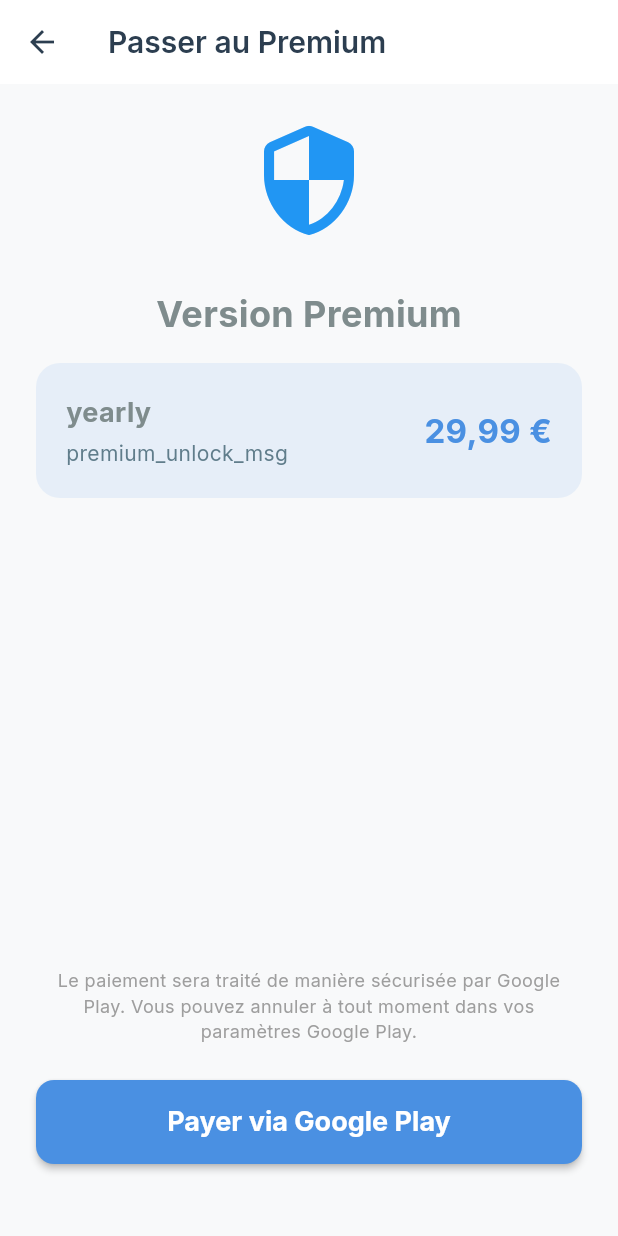
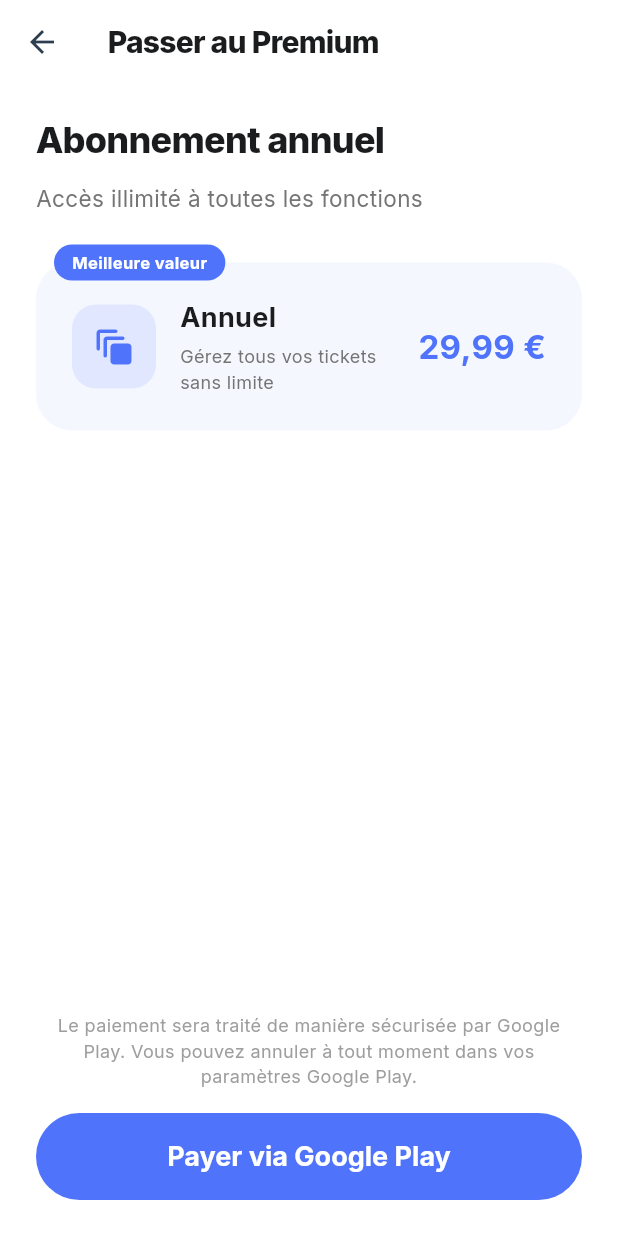
Before and after one commit to lahcendws/ticketScan, a Flutter app: the PremiumPage screen opened directly, after a tap on an icon or button, on a phone screen of 412 x 824 dp. Run offline on Flutter 3.47's test engine with Material 3 defaults, Android fonts, the phone set to English and light mode, and no system bars; our stand-ins replace camera, csv, firebase_core, flutter_dotenv, flutter_local_notifications, flutter_timezone and 11 more; accounts and stored records are empty.

Commit message:
update premium & payment page

```diff
--- a/lib/core/services/app_localizations.dart
+++ b/lib/core/services/app_localizations.dart
@@ -59,6 +59,13 @@
     'premium_yearly_detail': 'Abonnement annuel',
     'premium_monthly_detail': 'Abonnement mensuel',
     'manage_unlimited': 'Gérez tous vos tickets sans limite',
+    'yearly': 'Annuel',
+    'monthly': 'Mensuel',
+    'premium_unlock_msg': 'Accès illimité à toutes les fonctions',
+    'payment_secure_note': 'Le paiement sera traité de manière sécurisée par Google Play. Vous pouvez annuler à tout moment dans vos paramètres Google Play.',
+    'pay_google_play': 'Payer via Google Play',
+    'premium_activated': 'Félicitations ! Vous êtes maintenant Premium 🚀',
+    'play_play_unavailable': 'Le service Google Play n\'est pas disponible pour le moment.',
     'live_env': 'Environnement en direct',
     'premium_banner_msg': 'Passez à la version Premium',
     'contact_support': 'Contacter le support',
@@ -145,6 +152,13 @@
     'premium_yearly_detail': 'Yearly subscription',
     'premium_monthly_detail': 'Monthly subscription',
     'manage_unlimited': 'Manage all your tickets without limit',
+    'yearly': 'Yearly',
+    'monthly': 'Monthly',
+    'premium_unlock_msg': 'Unlimited access to all features',
+    'payment_secure_note': 'Payment is securely processed by Google Play. You can cancel anytime in your Google Play settings.',
+    'pay_google_play': 'Pay with Google Play',
+    'premium_activated': 'Congratulations! You are now Premium 🚀',
+    'play_play_unavailable': 'Google Play service is not available right now.',
     'live_env': 'Live environment',
     'premium_banner_msg': 'Upgrade to Premium version',
     'contact_support': 'Contact Support',
--- a/lib/presentation/pages/payment_page.dart
+++ b/lib/presentation/pages/payment_page.dart
@@ -14,6 +14,10 @@
 }
 
 class _PaymentPageState extends State<PaymentPage> {
+  static const Color _primaryColor = Color(0xFF4F73FB);
+  static const Color _darkTextColor = Color(0xFF1A1C1E);
+  static const Color _lightBlue = Color(0xFFF5F7FF);
+
   bool _isProcessing = false;
 
   @override
@@ -31,14 +35,16 @@
     super.dispose();
   }
 
+  bool get _isYearly => widget.plan == 'yearly';
+
   void _onSubscriptionChanged() {
     final subService = Provider.of<SubscriptionService>(context, listen: false);
     if (subService.isPremium && mounted) {
       // Si l'utilisateur est passé Premium, on ferme tout et on retourne à l'accueil
       Navigator.of(context).popUntil((route) => route.isFirst);
       ScaffoldMessenger.of(context).showSnackBar(
-        const SnackBar(
-          content: Text('Félicitations ! Vous êtes maintenant Premium 🚀'),
+        SnackBar(
+          content: Text(AppLocalizations.of(context)?.get('premium_activated') ?? 'Félicitations ! Vous êtes maintenant Premium 🚀'),
           backgroundColor: Colors.green,
         ),
       );
@@ -48,82 +54,134 @@
   @override
   Widget build(BuildContext context) {
     final loc = AppLocalizations.of(context);
+    final isYearly = _isYearly;
 
     return Scaffold(
+      backgroundColor: Colors.white,
       appBar: AppBar(
-        title: Text(loc?.get('upgrade_premium') ?? 'Passer au Premium'),
+        backgroundColor: Colors.white,
         elevation: 0,
+        title: Text(
+          loc?.get('upgrade_premium') ?? 'Passer au Premium',
+          style: const TextStyle(color: _darkTextColor, fontWeight: FontWeight.w800, letterSpacing: -0.5),
         ),
-      body: Padding(
-        padding: const EdgeInsets.all(24),
+      ),
+      body: SafeArea(
+        child: Padding(
+          padding: const EdgeInsets.symmetric(horizontal: 24),
           child: Column(
-          mainAxisAlignment: MainAxisAlignment.center,
+            crossAxisAlignment: CrossAxisAlignment.stretch,
             children: [
-            const Icon(
-              Icons.security_rounded,
-              size: 80,
-              color: Colors.blue,
+              const SizedBox(height: 20),
+              Text(
+                isYearly
+                    ? (loc?.get('premium_yearly_detail') ?? 'Abonnement annuel')
+                    : (loc?.get('premium_monthly_detail') ?? 'Abonnement mensuel'),
+                style: const TextStyle(
+                  fontSize: 24,
+                  fontWeight: FontWeight.w800,
+                  color: _darkTextColor,
+                  letterSpacing: -0.5,
+                ),
+              ),
+              const SizedBox(height: 12),
+              Text(
+                loc?.get('premium_unlock_msg') ?? 'Accès illimité à toutes les fonctions',
+                style: TextStyle(
+                  fontSize: 15,
+                  color: Colors.grey.shade600,
+                  height: 1.4,
+                ),
               ),
               const SizedBox(height: 32),
-            Text(
-              loc?.get('premium_plan') ?? 'Abonnement Premium',
-              style: const TextStyle(fontSize: 24, fontWeight: FontWeight.bold),
-            ),
-            const SizedBox(height: 16),
+              Stack(
+                clipBehavior: Clip.none,
+                children: [
                   Container(
-              padding: const EdgeInsets.all(20),
+                    padding: const EdgeInsets.all(24),
                     decoration: BoxDecoration(
-                color: Theme.of(context).primaryColor.withOpacity(0.1),
-                borderRadius: BorderRadius.circular(16),
+                      color: _lightBlue,
+                      borderRadius: BorderRadius.circular(24),
                     ),
                     child: Row(
                       children: [
+                        Container(
+                          width: 56,
+                          height: 56,
+                          decoration: BoxDecoration(
+                            color: _primaryColor.withOpacity(0.12),
+                            borderRadius: BorderRadius.circular(16),
+                          ),
+                          child: const Icon(Icons.auto_awesome_motion_rounded, color: _primaryColor, size: 28),
+                        ),
+                        const SizedBox(width: 16),
                         Expanded(
                           child: Column(
                             crossAxisAlignment: CrossAxisAlignment.start,
                             children: [
                               Text(
-                          widget.plan == 'yearly'
+                                isYearly
                                     ? (loc?.get('yearly') ?? 'Annuel')
                                     : (loc?.get('monthly') ?? 'Mensuel'),
-                          style: const TextStyle(fontWeight: FontWeight.bold, fontSize: 18),
+                                style: const TextStyle(
+                                  fontWeight: FontWeight.bold,
+                                  fontSize: 18,
+                                  color: _darkTextColor,
+                                ),
                               ),
                               const SizedBox(height: 4),
                               Text(
-                          loc?.get('premium_unlock_msg') ?? 'Accès illimité à toutes les fonctions',
-                          style: const TextStyle(fontSize: 14, color: Colors.blueGrey),
+                                loc?.get('manage_unlimited') ?? 'Gérez tous vos tickets sans limite',
+                                style: TextStyle(fontSize: 12, color: Colors.grey.shade600),
                               ),
                             ],
                           ),
                         ),
+                        const SizedBox(width: 12),
                         Text(
                           widget.price,
-                    style: TextStyle(
-                      fontSize: 22,
-                      fontWeight: FontWeight.bold,
-                      color: Theme.of(context).primaryColor,
+                          style: const TextStyle(fontSize: 22, fontWeight: FontWeight.bold, color: _primaryColor),
+                        ),
+                      ],
+                    ),
+                  ),
+                  if (isYearly)
+                    Positioned(
+                      top: -12,
+                      left: 12,
+                      child: Container(
+                        padding: const EdgeInsets.symmetric(horizontal: 12, vertical: 4),
+                        decoration: BoxDecoration(
+                          color: _primaryColor,
+                          borderRadius: BorderRadius.circular(20),
+                        ),
+                        child: Text(
+                          loc?.get('best_value_badge') ?? 'Meilleure valeur',
+                          style: const TextStyle(color: Colors.white, fontSize: 11, fontWeight: FontWeight.bold),
+                        ),
                       ),
                     ),
                 ],
               ),
-            ),
               const Spacer(),
-            const Text(
+              Text(
+                loc?.get('payment_secure_note') ??
                     'Le paiement sera traité de manière sécurisée par Google Play. Vous pouvez annuler à tout moment dans vos paramètres Google Play.',
                 textAlign: TextAlign.center,
-              style: TextStyle(fontSize: 12, color: Colors.grey),
+                style: TextStyle(fontSize: 12, color: Colors.grey.shade500),
               ),
-            const SizedBox(height: 24),
+              const SizedBox(height: 16),
               SizedBox(
                 width: double.infinity,
-              height: 56,
+                height: 58,
                 child: ElevatedButton(
                   onPressed: _isProcessing ? null : _processNativePayment,
                   style: ElevatedButton.styleFrom(
-                  backgroundColor: Theme.of(context).primaryColor,
+                    backgroundColor: _primaryColor,
                     foregroundColor: Colors.white,
-                  shape: RoundedRectangleBorder(borderRadius: BorderRadius.circular(12)),
-                  elevation: 2,
+                    shape: RoundedRectangleBorder(borderRadius: BorderRadius.circular(29)),
+                    elevation: 0,
+                    disabledBackgroundColor: _primaryColor.withOpacity(0.5),
                   ),
                   child: _isProcessing
                       ? const SizedBox(
@@ -132,13 +190,14 @@
                           child: CircularProgressIndicator(color: Colors.white, strokeWidth: 2),
                         )
                       : Text(
-                        'Payer via Google Play',
+                          loc?.get('pay_google_play') ?? 'Payer via Google Play',
                           style: const TextStyle(fontSize: 18, fontWeight: FontWeight.bold),
                         ),
                 ),
               ),
               const SizedBox(height: 24),
             ],
+          ),
         ),
       ),
     );
@@ -149,13 +208,17 @@
 
     try {
       final subService = Provider.of<SubscriptionService>(context, listen: false);
-      final productId = widget.plan == 'yearly' ? 'premium_yearly' : 'premium_monthly';
+      final productId = _isYearly ? 'premium_yearly' : 'premium_monthly';
 
       final success = await subService.upgradeToPremium(productId);
 
       if (!success && mounted) {
         ScaffoldMessenger.of(context).showSnackBar(
-          const SnackBar(content: Text('Le service Google Play n\'est pas disponible pour le moment.')),
+          SnackBar(
+            content: Text(
+              AppLocalizations.of(context)?.get('play_play_unavailable') ?? 'Le service Google Play n\'est pas disponible pour le moment.',
+            ),
+          ),
         );
       }
     } catch (e) {
--- a/lib/presentation/pages/premium_page.dart
+++ b/lib/presentation/pages/premium_page.dart
@@ -1,3 +1,4 @@
+import 'dart:async';
 import 'package:flutter/material.dart';
 import 'package:provider/provider.dart';
 import '../../core/services/app_localizations.dart';
@@ -13,12 +14,32 @@
 }
 
 class _PremiumPageState extends State<PremiumPage> {
+  static const List<String> _slides = [
+    'assets/images/panel1_tickets_illimites.png',
+    'assets/images/panel2_rappels_garantie.png',
+    'assets/images/panel3_tickets_partout.png',
+  ];
+
   String _selectedPlan = 'yearly';
   bool _isRestoring = false;
+  int _currentSlide = 0;
+  late final PageController _pageController;
+  Timer? _slideshowTimer;
 
   @override
   void initState() {
     super.initState();
+    _pageController = PageController();
+    // Diaporama auto : avance toutes les 4 secondes
+    _slideshowTimer = Timer.periodic(const Duration(seconds: 4), (_) {
+      if (!mounted || !_pageController.hasClients) return;
+      _currentSlide = (_currentSlide + 1) % _slides.length;
+      _pageController.animateToPage(
+        _currentSlide,
+        duration: const Duration(milliseconds: 500),
+        curve: Curves.easeInOut,
+      );
+    });
     // Écouter les changements de statut pour rediriger en cas de restauration réussie
     final subService = Provider.of<SubscriptionService>(context, listen: false);
     subService.addListener(_onSubscriptionChanged);
@@ -26,6 +47,8 @@
 
   @override
   void dispose() {
+    _slideshowTimer?.cancel();
+    _pageController.dispose();
     Provider.of<SubscriptionService>(context, listen: false).removeListener(_onSubscriptionChanged);
     super.dispose();
   }
@@ -107,24 +130,19 @@
                     child: Stack(
                       alignment: Alignment.center,
                       children: [
-                        const Icon(Icons.auto_awesome_motion_rounded,
-                          size: 100,
-                          color: Color(0xFF4F73FB)
-                        ),
-                        Positioned(
-                          bottom: 20,
-                          child: Container(
-                            padding: const EdgeInsets.symmetric(horizontal: 16, vertical: 8),
-                            decoration: BoxDecoration(
-                              color: Colors.white,
-                              borderRadius: BorderRadius.circular(20),
-                              boxShadow: [
-                                BoxShadow(color: Colors.black.withOpacity(0.05), blurRadius: 10, offset: const Offset(0, 4)),
-                              ],
-                            ),
-                            child: Text(
-                              loc?.get('live_env') ?? 'Environnement en direct',
-                              style: const TextStyle(fontSize: 13, fontWeight: FontWeight.w600),
+                        ClipRRect(
+                          borderRadius: BorderRadius.circular(24),
+                          child: PageView.builder(
+                            controller: _pageController,
+                            itemCount: _slides.length,
+                            onPageChanged: (index) {
+                              setState(() => _currentSlide = index);
+                            },
+                            itemBuilder: (context, index) => Image.asset(
+                              _slides[index],
+                              width: double.infinity,
+                              height: 200,
+                              fit: BoxFit.cover,
                             ),
                           ),
                         ),
@@ -135,7 +153,7 @@
 
                   Row(
                     mainAxisAlignment: MainAxisAlignment.center,
-                    children: [_buildDot(false), _buildDot(true), _buildDot(false), _buildDot(false)],
+                    children: List.generate(_slides.length, (index) => _buildDot(index == _currentSlide)),
                   ),
                   const SizedBox(height: 40),
 
```
Also changed, not shown: assets/images/panel1_tickets_illimites.png (added), assets/images/panel2_rappels_garantie.png (added), assets/images/panel3_tickets_partout.png (added), assets/images/premium_img_subscription.png (added). Lines whose indentation alone changed are shown as unchanged.
